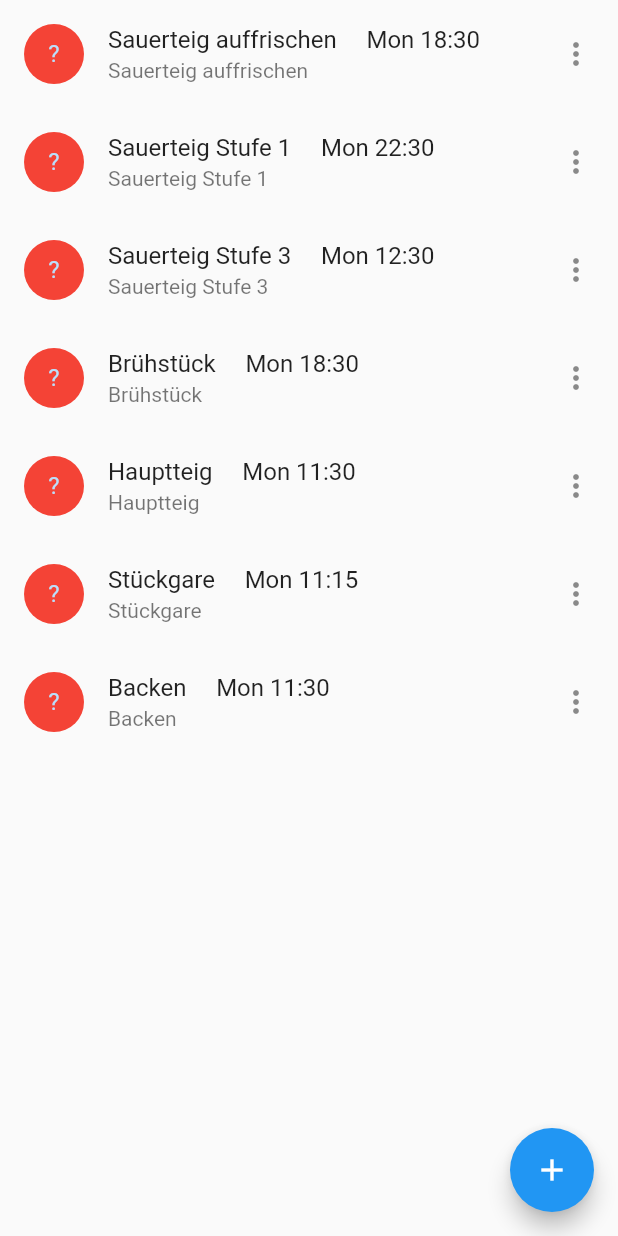
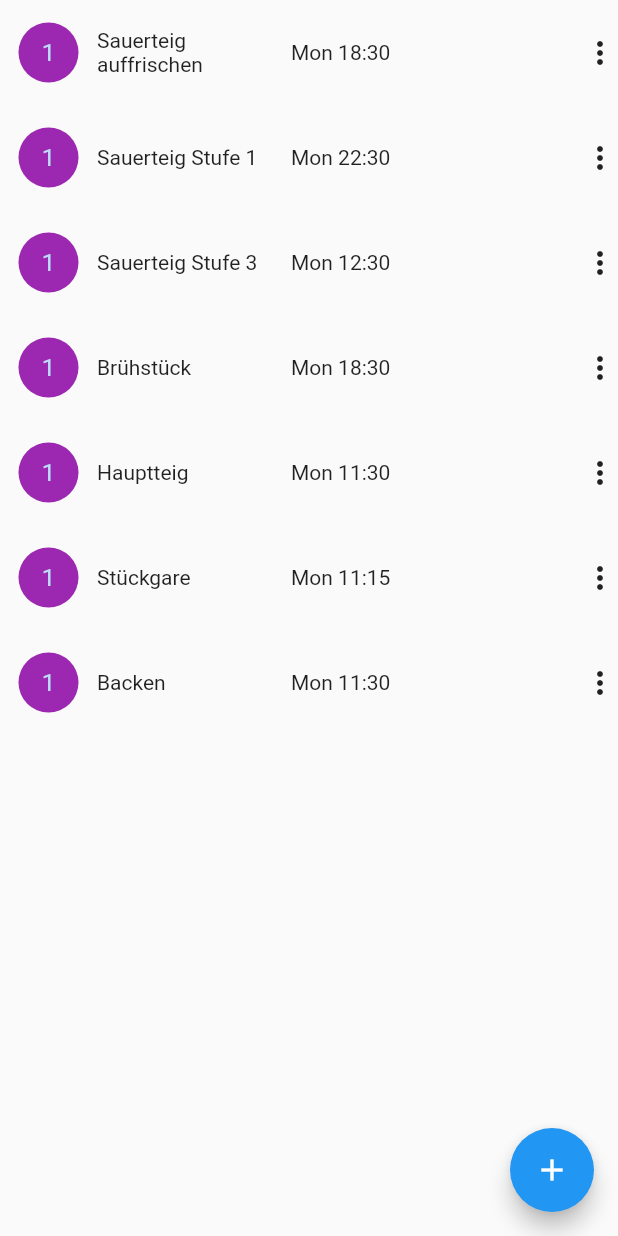
Before and after one commit to joel113/flutter-back-o-mat, a Flutter app: the BackomatPlanner screen opened directly, on a phone screen of 412 x 824 dp. Run offline on Flutter 3.47's test engine with Material 2 defaults, Android fonts, the phone set to English and light mode, and no system bars.

Commit message:
Adds redesigned item widget to show an aligned list of steps

```diff
--- a/lib/navigation.dart
+++ b/lib/navigation.dart
@@ -14,8 +14,8 @@ class _BackomatNavigationState extends State<BackomatNavigation> {
   static const TextStyle optionStyle =
   TextStyle(fontSize: 30, fontWeight: FontWeight.bold);
   static const List<Widget> _widgetOptions = <Widget>[
+    Receipe(),
     BackomatPlanner(),
-    Receipe(),
     Text(
       'Index 2: School',
       style: optionStyle,
--- a/lib/planner/item.dart
+++ b/lib/planner/item.dart
@@ -18,15 +18,23 @@ class Item extends StatelessWidget {
 
   @override
   Widget build(BuildContext context) {
-    return ListTile(
-      leading: const CircleAvatar(
-        backgroundColor: Colors.red,
-        child: Text("?"),
+    return Padding(
+      padding: const EdgeInsets.symmetric(vertical: 15.0),
+      child: Row(
+        children: <Widget>[
+          const Expanded(
+              child: CircleAvatar(
+            backgroundColor: Colors.purple,
+            child: Text("1"),
+          )),
+          Expanded(flex: 2, child: Text(name)),
+          Expanded(
+              flex: 3,
+              child: Text(DateFormat('E HH:mm')
+                  .format(DateTime.now().add(minDuration)))),
+          const Icon(Icons.more_vert),
+        ],
       ),
-      title: Text(
-          "$name     ${DateFormat('E HH:mm').format(DateTime.now().add(minDuration))}"),
-      subtitle: Text(description!),
-      trailing: const Icon(Icons.more_vert),
     );
   }
 }
--- a/lib/recipes/recipe.dart
+++ b/lib/recipes/recipe.dart
@@ -64,7 +64,7 @@ class Receipe extends StatelessWidget {
     );
 
     Widget buttonSection = Padding(
-        padding: EdgeInsets.all(16),
+        padding: EdgeInsets.all(32),
         child: Row(
           mainAxisAlignment: MainAxisAlignment.spaceEvenly,
           children: [
@@ -74,7 +74,7 @@ class Receipe extends StatelessWidget {
         ));
 
     Widget textSection = const Padding(
-      padding: EdgeInsets.all(32),
+      padding: EdgeInsets.only(left: 32),
       child: Text(
         'Ein schönes Brot aus Roggen und Dinkel. Durch die Verwendung von Dinkel'
         'bekommt das Brot einen tollen Geschmack. Ich habe das Brot von Plötzblog'
@@ -84,7 +84,7 @@ class Receipe extends StatelessWidget {
       ),
     );
 
-    return Column(
+    return ListView(
       children: [
         Image.asset(
           'images/DSC_4302.jpg',
```
Also changed, not shown: lib/recipes/receipes.dart (added), 1 other file.
